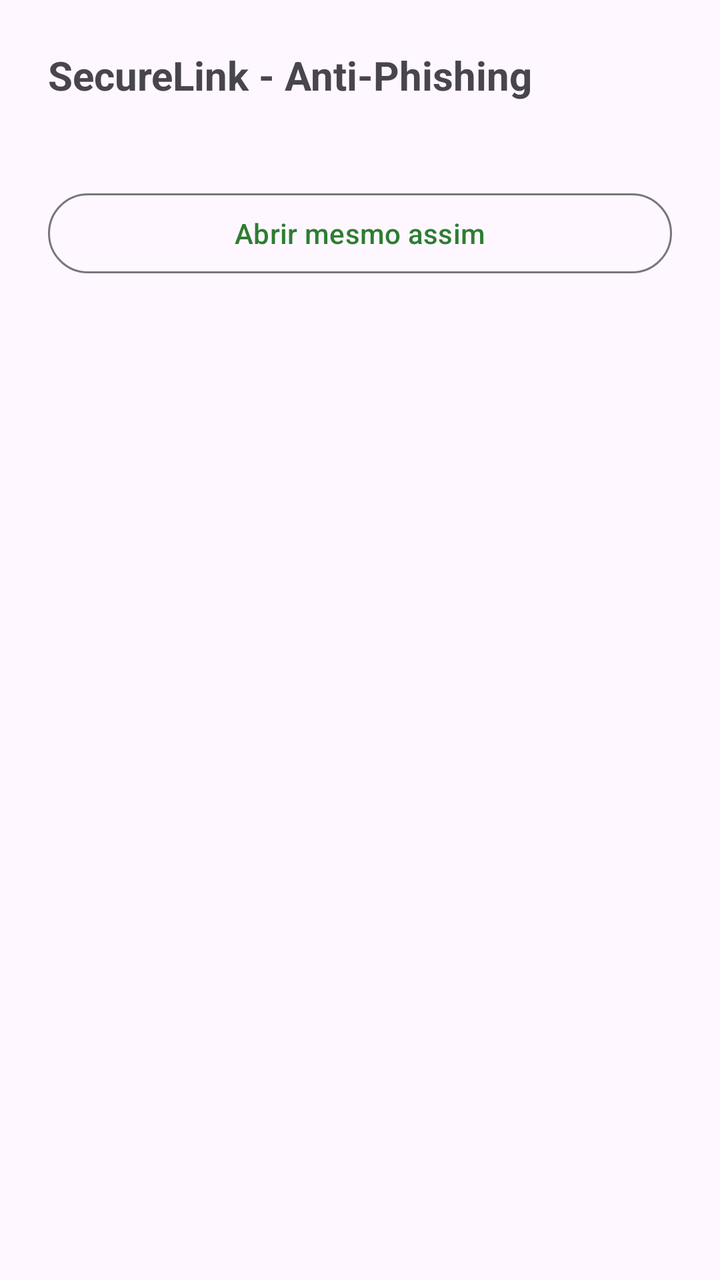
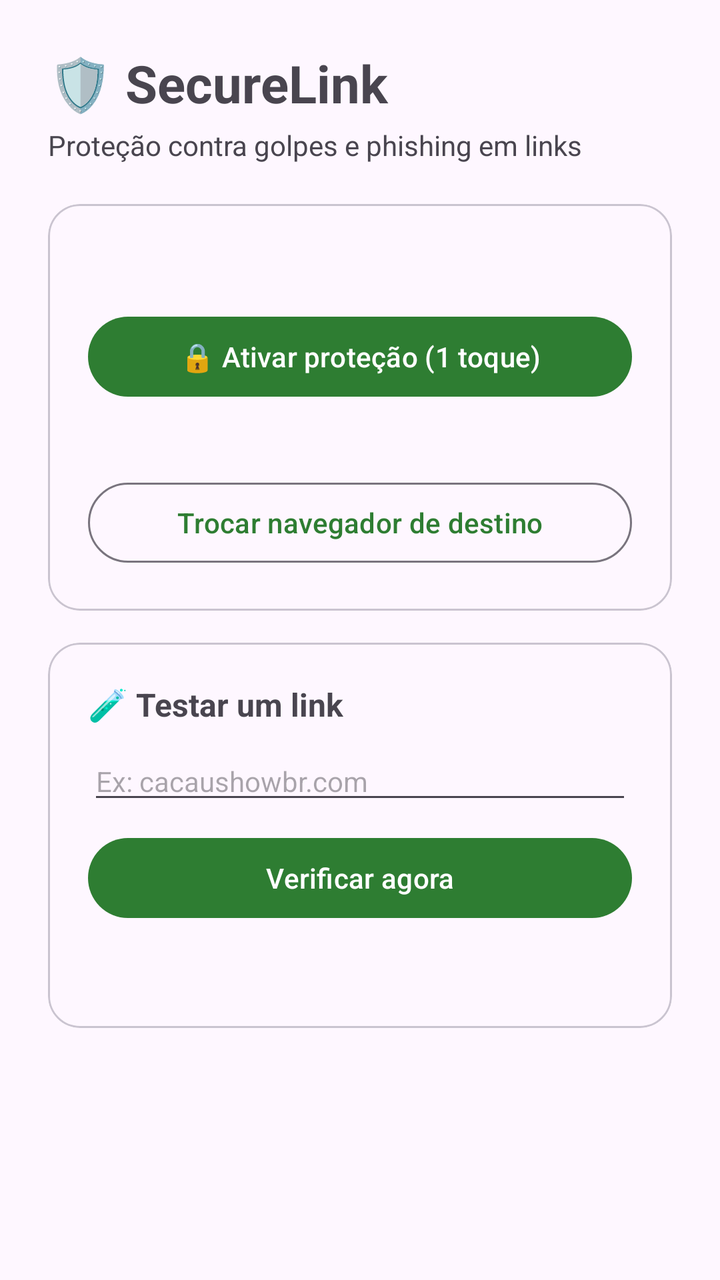

Two renders of the same Android screen: before a commit and after it. Below are the layout's source before the change and the commit's diff.
<!-- AndroidManifest.xml: application theme Theme.SecureLink -->
<!-- res/layout/activity_main.xml -->
<?xml version="1.0" encoding="utf-8"?>
<ScrollView xmlns:android="http://schemas.android.com/apk/res/android"
    xmlns:app="http://schemas.android.com/apk/res-auto"
    android:layout_width="match_parent"
    android:layout_height="match_parent"
    android:fillViewport="true">

    <LinearLayout
        android:layout_width="match_parent"
        android:layout_height="wrap_content"
        android:orientation="vertical"
        android:padding="24dp">

        <TextView
            android:id="@+id/tvStatus"
            android:layout_width="match_parent"
            android:layout_height="wrap_content"
            android:text="SecureLink - Anti-Phishing"
            android:textSize="20sp"
            android:textStyle="bold" />

        <TextView
            android:id="@+id/tvUrl"
            android:layout_width="match_parent"
            android:layout_height="wrap_content"
            android:layout_marginTop="16dp"
            android:textIsSelectable="true"
            android:textSize="13sp" />

        <ProgressBar
            android:id="@+id/progressBar"
            android:layout_width="48dp"
            android:layout_height="48dp"
            android:layout_gravity="center"
            android:layout_marginTop="24dp"
            android:visibility="gone" />

        <com.google.android.material.card.MaterialCardView
            android:id="@+id/verdictCard"
            android:layout_width="match_parent"
            android:layout_height="wrap_content"
            android:layout_marginTop="16dp"
            android:visibility="gone"
            app:cardCornerRadius="16dp">

            <LinearLayout
                android:layout_width="match_parent"
                android:layout_height="wrap_content"
                android:orientation="vertical"
                android:padding="20dp">

                <TextView
                    android:id="@+id/tvVerdictLabel"
                    android:layout_width="wrap_content"
                    android:layout_height="wrap_content"
                    android:layout_gravity="center"
                    android:textSize="28sp"
                    android:textStyle="bold" />

                <TextView
                    android:id="@+id/tvRiskScore"
                    android:layout_width="wrap_content"
                    android:layout_height="wrap_content"
                    android:layout_gravity="center"
                    android:layout_marginTop="8dp"
                    android:textSize="16sp" />

                <TextView
                    android:id="@+id/tvReasons"
                    android:layout_width="match_parent"
                    android:layout_height="wrap_content"
                    android:layout_marginTop="16dp"
                    android:textSize="14sp" />

            </LinearLayout>
        </com.google.android.material.card.MaterialCardView>

        <com.google.android.material.button.MaterialButton
            android:id="@+id/btnOpenOfficial"
            android:layout_width="match_parent"
            android:layout_height="wrap_content"
            android:layout_marginTop="16dp"
            android:text="Abrir site oficial"
            android:visibility="gone" />

        <com.google.android.material.button.MaterialButton
            android:id="@+id/btnOpenAnyway"
            android:layout_width="match_parent"
            android:layout_height="wrap_content"
            android:layout_marginTop="8dp"
            android:text="Abrir mesmo assim"
            style="@style/Widget.Material3.Button.OutlinedButton" />

    </LinearLayout>
</ScrollView>
<!-- resources referenced by this layout -->
<resources>
  <style name="Theme.SecureLink" parent="Theme.Material3.DayNight.NoActionBar">
          <item name="colorPrimary">@color/primary</item>
          <item name="colorPrimaryDark">@color/primary_dark</item>
          <item name="colorAccent">@color/accent</item>
          <item name="android:statusBarColor">@color/primary_dark</item>
      </style>
  <color name="primary">#2E7D32</color>
  <color name="primary_dark">#1B5E20</color>
  <color name="accent">#F9A825</color>
</resources>

<!-- the commit's change to res/layout/activity_main.xml (unified diff, before → after) -->
@@ -12,35 +12,23 @@
         android:padding="24dp">
 
         <TextView
-            android:id="@+id/tvStatus"
             android:layout_width="match_parent"
             android:layout_height="wrap_content"
-            android:text="SecureLink - Anti-Phishing"
-            android:textSize="20sp"
+            android:text="🛡️ SecureLink"
+            android:textSize="26sp"
             android:textStyle="bold" />
 
         <TextView
-            android:id="@+id/tvUrl"
             android:layout_width="match_parent"
             android:layout_height="wrap_content"
-            android:layout_marginTop="16dp"
-            android:textIsSelectable="true"
-            android:textSize="13sp" />
-
-        <ProgressBar
-            android:id="@+id/progressBar"
-            android:layout_width="48dp"
-            android:layout_height="48dp"
-            android:layout_gravity="center"
-            android:layout_marginTop="24dp"
-            android:visibility="gone" />
+            android:layout_marginTop="4dp"
+            android:text="Proteção contra golpes e phishing em links"
+            android:textSize="14sp" />
 
         <com.google.android.material.card.MaterialCardView
-            android:id="@+id/verdictCard"
             android:layout_width="match_parent"
             android:layout_height="wrap_content"
-            android:layout_marginTop="16dp"
-            android:visibility="gone"
+            android:layout_marginTop="20dp"
             app:cardCornerRadius="16dp">
 
             <LinearLayout
@@ -50,46 +38,89 @@
                 android:padding="20dp">
 
                 <TextView
-                    android:id="@+id/tvVerdictLabel"
-                    android:layout_width="wrap_content"
+                    android:id="@+id/tvStatus"
+                    android:layout_width="match_parent"
                     android:layout_height="wrap_content"
-                    android:layout_gravity="center"
-                    android:textSize="28sp"
-                    android:textStyle="bold" />
+                    android:textSize="15sp" />
+
+                <com.google.android.material.button.MaterialButton
+                    android:id="@+id/btnSetDefault"
+                    android:layout_width="match_parent"
+                    android:layout_height="wrap_content"
+                    android:layout_marginTop="12dp"
+                    android:text="🔒 Ativar proteção (1 toque)" />
 
                 <TextView
-                    android:id="@+id/tvRiskScore"
-                    android:layout_width="wrap_content"
-                    android:layout_height="wrap_content"
-                    android:layout_gravity="center"
-                    android:layout_marginTop="8dp"
-                    android:textSize="16sp" />
-
-                <TextView
-                    android:id="@+id/tvReasons"
+                    android:id="@+id/tvTargetBrowser"
                     android:layout_width="match_parent"
                     android:layout_height="wrap_content"
-                    android:layout_marginTop="16dp"
+                    android:layout_marginTop="12dp"
                     android:textSize="14sp" />
+
+                <com.google.android.material.button.MaterialButton
+                    android:id="@+id/btnChangeBrowser"
+                    android:layout_width="match_parent"
+                    android:layout_height="wrap_content"
+                    android:layout_marginTop="4dp"
+                    android:text="Trocar navegador de destino"
+                    style="@style/Widget.Material3.Button.OutlinedButton" />
 
             </LinearLayout>
         </com.google.android.material.card.MaterialCardView>
 
-        <com.google.android.material.button.MaterialButton
-            android:id="@+id/btnOpenOfficial"
+        <com.google.android.material.card.MaterialCardView
             android:layout_width="match_parent"
             android:layout_height="wrap_content"
             android:layout_marginTop="16dp"
-            android:text="Abrir site oficial"
-            android:visibility="gone" />
+            app:cardCornerRadius="16dp">
 
-        <com.google.android.material.button.MaterialButton
-            android:id="@+id/btnOpenAnyway"
+            <LinearLayout
+                android:layout_width="match_parent"
+                android:layout_height="wrap_content"
+                android:orientation="vertical"
+                android:padding="20dp">
+
+                <TextView
+                    android:layout_width="match_parent"
+                    android:layout_height="wrap_content"
+                    android:text="🧪 Testar um link"
+                    android:textSize="16sp"
+                    android:textStyle="bold" />
+
+                <EditText
+                    android:id="@+id/etTestUrl"
+                    android:layout_width="match_parent"
+                    android:layout_height="wrap_content"
+                    android:layout_marginTop="8dp"
+                    android:hint="Ex: cacaushowbr.com"
+                    android:inputType="textUri"
+                    android:textSize="14sp" />
+
+                <com.google.android.material.button.MaterialButton
+                    android:id="@+id/btnTestLink"
+                    android:layout_width="match_parent"
+                    android:layout_height="wrap_content"
+                    android:layout_marginTop="8dp"
+                    android:text="Verificar agora" />
+
+                <TextView
+                    android:id="@+id/tvTestResult"
+                    android:layout_width="match_parent"
+                    android:layout_height="wrap_content"
+                    android:layout_marginTop="12dp"
+                    android:textSize="14sp"
+                    android:textIsSelectable="true" />
+
+            </LinearLayout>
+        </com.google.android.material.card.MaterialCardView>
+
+        <TextView
+            android:id="@+id/tvStats"
             android:layout_width="match_parent"
             android:layout_height="wrap_content"
-            android:layout_marginTop="8dp"
-            android:text="Abrir mesmo assim"
-            style="@style/Widget.Material3.Button.OutlinedButton" />
+            android:layout_marginTop="20dp"
+            android:gravity="center"
+            android:textSize="13sp" />
 
     </LinearLayout>
 </ScrollView>
